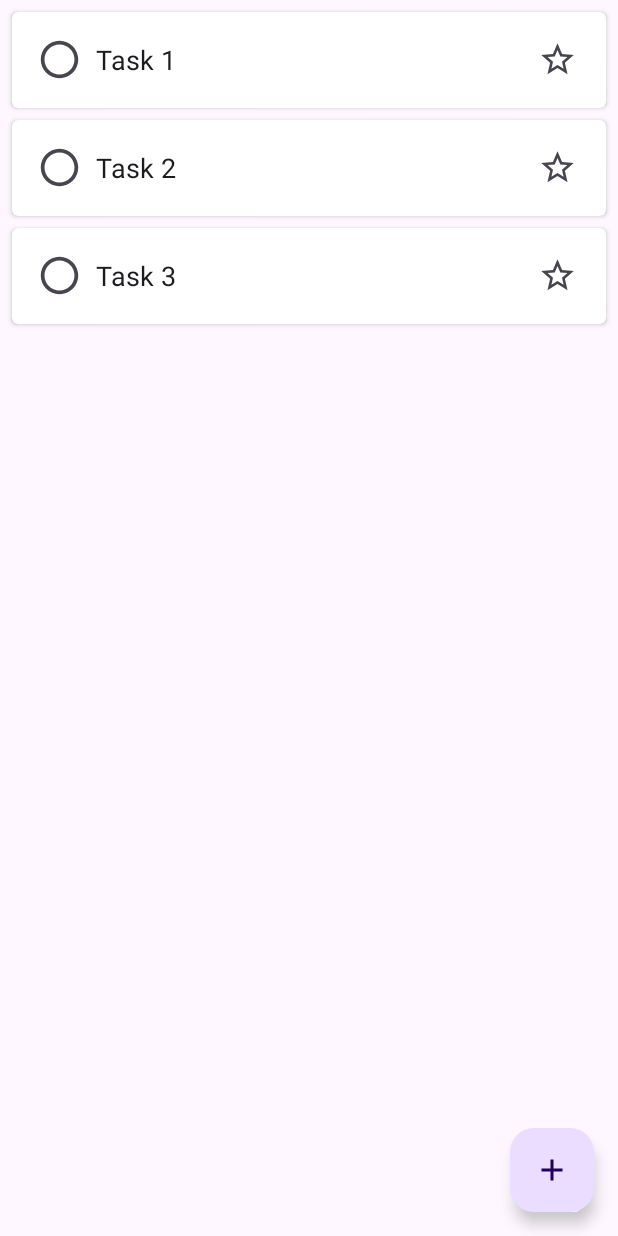
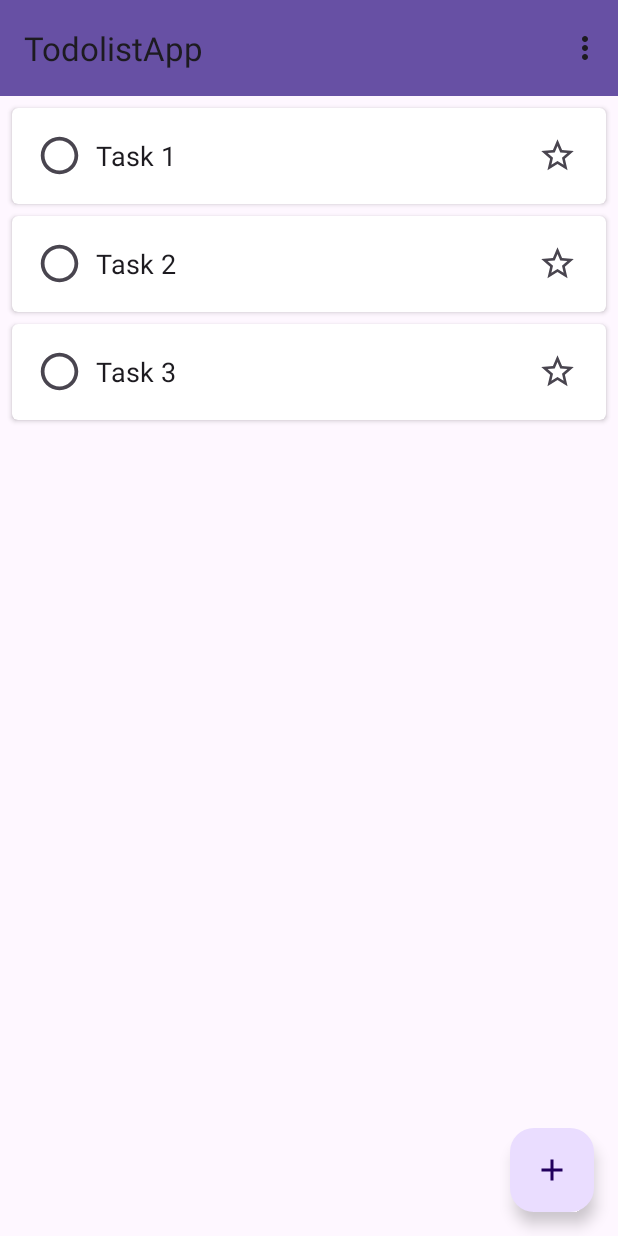
Before and after one commit to nikolastolvanen/tasks-android-app, an Android app: the screen it shows after launch (MainActivity), on a phone screen of 412 x 824 dp. Run offline under Robolectric (Android 15) with nearby library versions, the phone set to English and light mode, and no system bars; our stand-ins replace Room's generated code.

Commit message:
Add toolbar

```diff
--- a/app/src/main/java/com/nikolastolvanen/todolistapp/MainActivity.java
+++ b/app/src/main/java/com/nikolastolvanen/todolistapp/MainActivity.java
@@ -1,8 +1,10 @@
 package com.nikolastolvanen.todolistapp;
 
 import androidx.appcompat.app.AppCompatActivity;
+import androidx.appcompat.widget.Toolbar;
 
 import android.os.Bundle;
+import android.view.Menu;
 
 public class MainActivity extends AppCompatActivity {
 
@@ -10,5 +12,16 @@ public class MainActivity extends AppCompatActivity {
     protected void onCreate(Bundle savedInstanceState) {
         super.onCreate(savedInstanceState);
         setContentView(R.layout.activity_main);
+
+        Toolbar toolbar = (Toolbar) findViewById(R.id.toolbar);
+        setSupportActionBar(toolbar);
+
     }
+
+    @Override
+    public boolean onCreateOptionsMenu(Menu menu) {
+        getMenuInflater().inflate(R.menu.toolbar_menu, menu);
+        return true;
+    }
+
 }
--- a/app/src/main/res/layout/activity_main.xml
+++ b/app/src/main/res/layout/activity_main.xml
@@ -6,7 +6,20 @@
     android:layout_height="match_parent"
     tools:context=".MainActivity">
 
+    <androidx.appcompat.widget.Toolbar
+        android:id="@+id/toolbar"
+        android:layout_width="match_parent"
+        android:layout_height="?attr/actionBarSize"
+        android:background="?attr/colorPrimary"
+        android:elevation="4dp"
+        android:theme="@style/ThemeOverlay.AppCompat.ActionBar"
+        app:layout_constraintEnd_toEndOf="parent"
+        app:layout_constraintStart_toStartOf="parent"
+        app:layout_constraintTop_toTopOf="parent"
+        app:popupTheme="@style/ThemeOverlay.AppCompat.Light" />
+
     <androidx.fragment.app.FragmentContainerView
+        android:layout_marginTop="?attr/actionBarSize"
         android:id="@+id/fragmentContainerView"
         android:name="androidx.navigation.fragment.NavHostFragment"
         android:layout_width="match_parent"
--- /dev/null
+++ b/app/src/main/res/menu/toolbar_menu.xml
@@ -0,0 +1,9 @@
+<?xml version="1.0" encoding="utf-8"?>
+<menu xmlns:android="http://schemas.android.com/apk/res/android">
+
+    <item
+        android:layout_width="wrap_content"
+        android:layout_height="wrap_content"
+        android:title="Item" />
+
+</menu>
```
